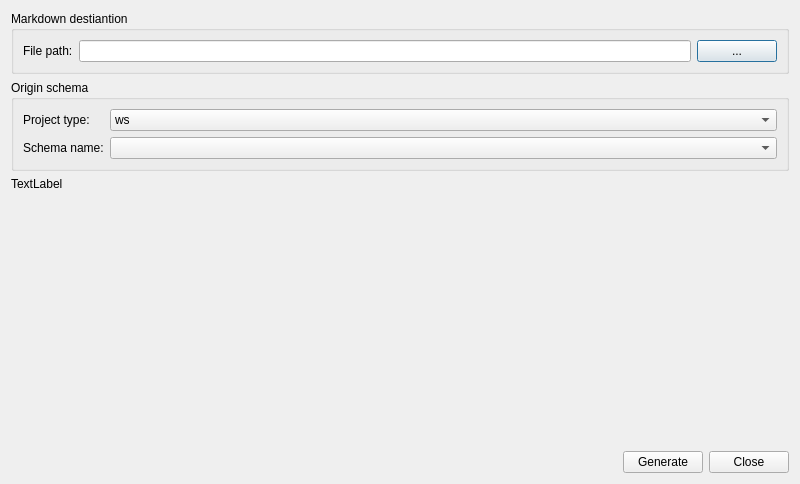
Before: the Qt Designer form core/ui/admin/admin_markdown_generator.ui in Giswater/giswater_qgis_plugin, drawn with Qt 5.
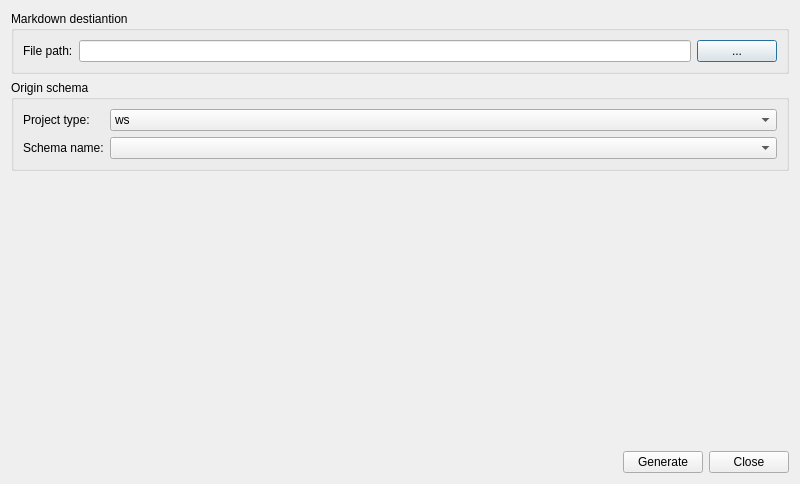
After: the same form once the commit is applied.

Commit message: feat(markdown_generator): Improve the code to work correctly for multiple project_types

Diff of the .ui file:
```diff
--- a/core/ui/admin/admin_markdown_generator.ui
+++ b/core/ui/admin/admin_markdown_generator.ui
@@ -107,7 +107,7 @@
    <item>
     <widget class="QLabel" name="lbl_info">
      <property name="text">
-      <string>TextLabel</string>
+      <string/>
      </property>
     </widget>
    </item>
```
The commit also changes 1 other file.
